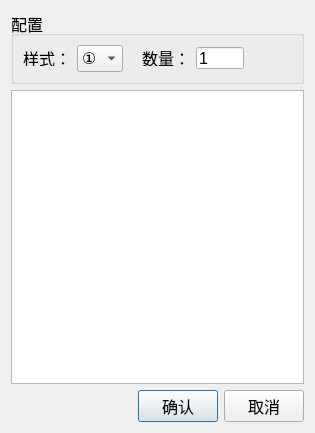
The window that qt_project/epub/htmlrefgendlg.ui (RockyChing/qt_play) describes before a commit, drawn with Qt 5.
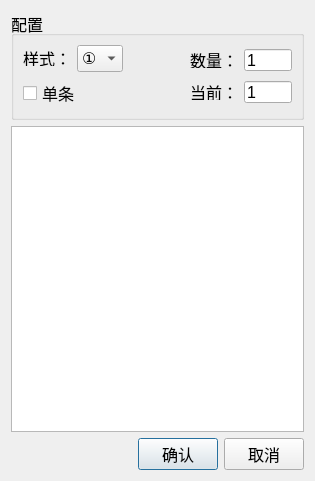
The same window after the commit.

Commit message: Dev V1.15.8 Add single refrence support

```diff
--- a/qt_project/epub/htmlrefgendlg.ui
+++ b/qt_project/epub/htmlrefgendlg.ui
@@ -7,14 +7,14 @@
     <x>0</x>
     <y>0</y>
     <width>315</width>
-    <height>433</height>
+    <height>481</height>
    </rect>
   </property>
   <property name="windowTitle">
    <string>生成索隐字串</string>
   </property>
-  <layout class="QVBoxLayout" name="verticalLayout_2">
-   <item>
+  <layout class="QGridLayout" name="gridLayout">
+   <item row="0" column="0">
     <widget class="QGroupBox" name="groupBox">
      <property name="font">
       <font>
@@ -24,9 +24,9 @@
      <property name="title">
       <string>配置</string>
      </property>
-     <layout class="QGridLayout" name="gridLayout">
-      <item row="0" column="0">
-       <layout class="QHBoxLayout" name="horizontalLayout_3">
+     <layout class="QHBoxLayout" name="horizontalLayout_5">
+      <item>
+       <layout class="QVBoxLayout" name="verticalLayout">
         <item>
          <layout class="QHBoxLayout" name="horizontalLayout">
           <item>
@@ -69,20 +69,31 @@
          </layout>
         </item>
         <item>
+         <widget class="QCheckBox" name="checkBoxSingle">
+          <property name="text">
+           <string>单条</string>
+          </property>
+         </widget>
+        </item>
+       </layout>
+      </item>
+      <item>
          <spacer name="horizontalSpacer">
           <property name="orientation">
            <enum>Qt::Horizontal</enum>
           </property>
           <property name="sizeHint" stdset="0">
            <size>
-            <width>13</width>
+          <width>50</width>
             <height>20</height>
            </size>
           </property>
          </spacer>
         </item>
         <item>
-         <layout class="QHBoxLayout" name="horizontalLayout_2">
+       <layout class="QVBoxLayout" name="verticalLayout_2">
+        <item>
+         <layout class="QHBoxLayout" name="horizontalLayout_4">
           <item>
            <widget class="QLabel" name="label_2">
             <property name="maximumSize">
@@ -121,27 +132,52 @@
           </item>
          </layout>
         </item>
-       </layout>
-      </item>
-      <item row="0" column="1">
-       <spacer name="horizontalSpacer_6">
-        <property name="orientation">
-         <enum>Qt::Horizontal</enum>
-        </property>
-        <property name="sizeHint" stdset="0">
+        <item>
+         <layout class="QHBoxLayout" name="horizontalLayout_2">
+          <item>
+           <widget class="QLabel" name="label_3">
+            <property name="maximumSize">
+             <size>
+              <width>48</width>
+              <height>16</height>
+             </size>
+            </property>
+            <property name="font">
+             <font>
+              <pointsize>12</pointsize>
+             </font>
+            </property>
+            <property name="text">
+             <string>当前：</string>
+            </property>
+           </widget>
+          </item>
+          <item>
+           <widget class="QLineEdit" name="editCurCnt">
+            <property name="maximumSize">
          <size>
-          <width>13</width>
-          <height>20</height>
-         </size>
-        </property>
-       </spacer>
-      </item>
-     </layout>
+              <width>48</width>
+              <height>22</height>
+             </size>
+            </property>
+            <property name="font">
+             <font>
+              <pointsize>12</pointsize>
+             </font>
+            </property>
+            <property name="text">
+             <string>1</string>
+            </property>
+           </widget>
+          </item>
+         </layout>
+        </item>
+       </layout>
+      </item>
+     </layout>
     </widget>
    </item>
-   <item>
-    <layout class="QVBoxLayout" name="verticalLayout">
-     <item>
+   <item row="1" column="0">
       <widget class="QPlainTextEdit" name="textRef">
        <property name="font">
         <font>
@@ -150,10 +186,8 @@
        </property>
       </widget>
      </item>
-    </layout>
-   </item>
-   <item>
-    <layout class="QHBoxLayout" name="horizontalLayout_6">
+   <item row="2" column="0">
+    <layout class="QHBoxLayout" name="horizontalLayout_3">
      <item>
       <spacer name="horizontalSpacer_4">
        <property name="orientation">
@@ -161,8 +195,8 @@
        </property>
        <property name="sizeHint" stdset="0">
         <size>
-         <width>378</width>
-         <height>20</height>
+         <width>130</width>
+         <height>21</height>
         </size>
        </property>
       </spacer>
```
Lines whose indentation alone changed are shown as unchanged. The commit also changes 3 other files.
